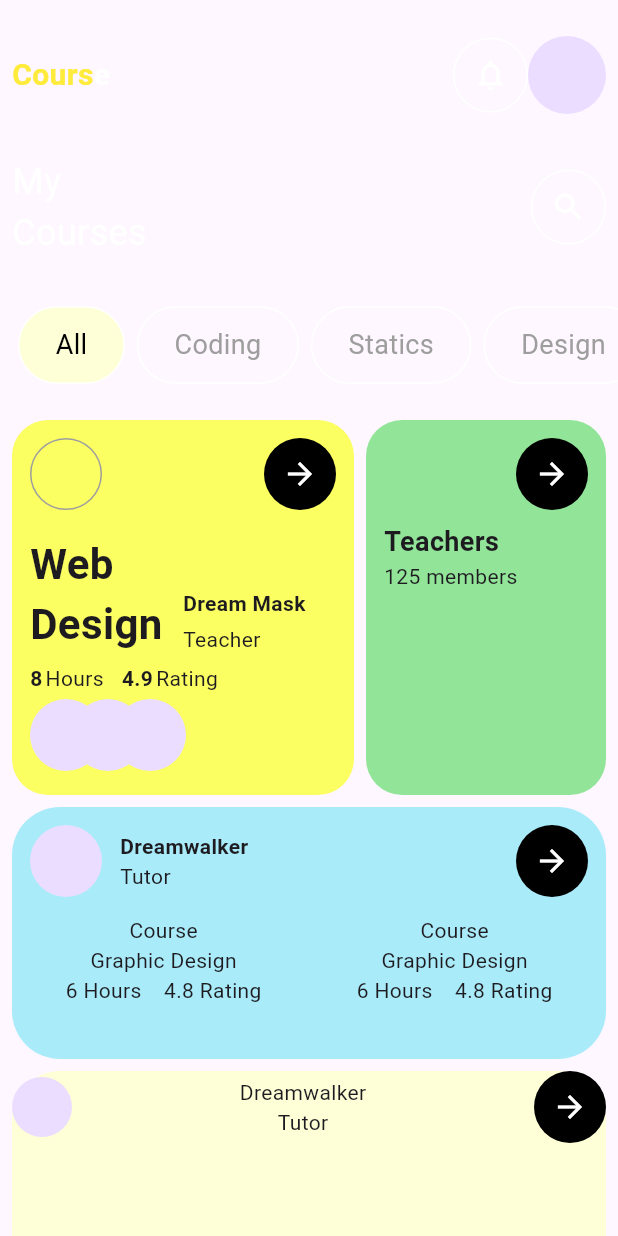
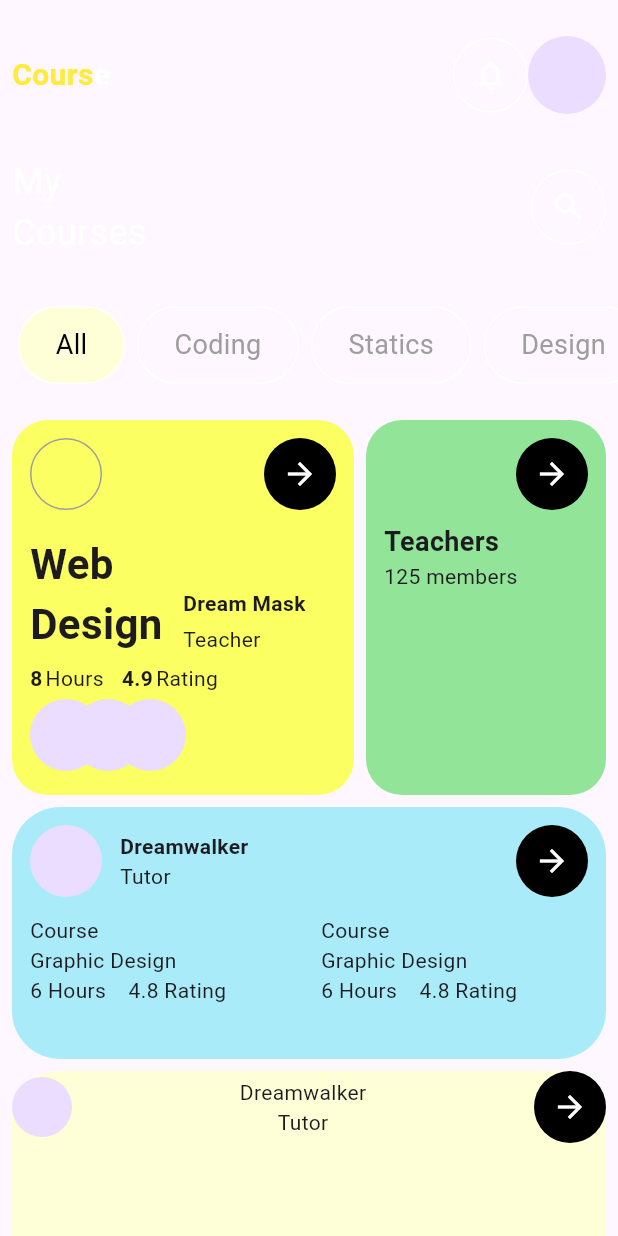
Before and after one commit to JAICHANGPARK/flutter_notebook_chapter_35, a Flutter app: the LearningHomePage screen opened directly, on a phone screen of 412 x 824 dp. Run offline on Flutter 3.47's test engine with Material 3 defaults, Android fonts, the phone set to English and light mode, and no system bars; our stand-ins replace dots_indicator, gap.

Commit message:
Update learning_home_page.dart

```diff
--- a/lib/ep1774_learning_app/view/learning_home_page.dart
+++ b/lib/ep1774_learning_app/view/learning_home_page.dart
@@ -294,6 +294,7 @@ class _LearningHomePageState extends State<LearningHomePage> {
                     ),
                     padding: EdgeInsets.all(12),
                     child: Column(
+                      crossAxisAlignment: CrossAxisAlignment.start,
                       children: [
                         Row(
                           children: [
@@ -330,13 +331,23 @@ class _LearningHomePageState extends State<LearningHomePage> {
                           children: [
                             Expanded(
                               child: Column(
-                                children: [Text("Course"), Text("Graphic Design"), Text("6 Hours    4.8 Rating")],
+                                crossAxisAlignment: CrossAxisAlignment.start,
+                                children: [
+                                  Text("Course"),
+                                  Text("Graphic Design"),
+                                  Text("6 Hours    4.8 Rating"),
+                                ],
                               ),
                             ),
                             VerticalDivider(),
                             Expanded(
                               child: Column(
-                                children: [Text("Course"), Text("Graphic Design"), Text("6 Hours    4.8 Rating")],
+                                crossAxisAlignment: CrossAxisAlignment.start,
+                                children: [
+                                  Text("Course"),
+                                  Text("Graphic Design"),
+                                  Text("6 Hours    4.8 Rating"),
+                                ],
                               ),
                             )
                           ],
```
